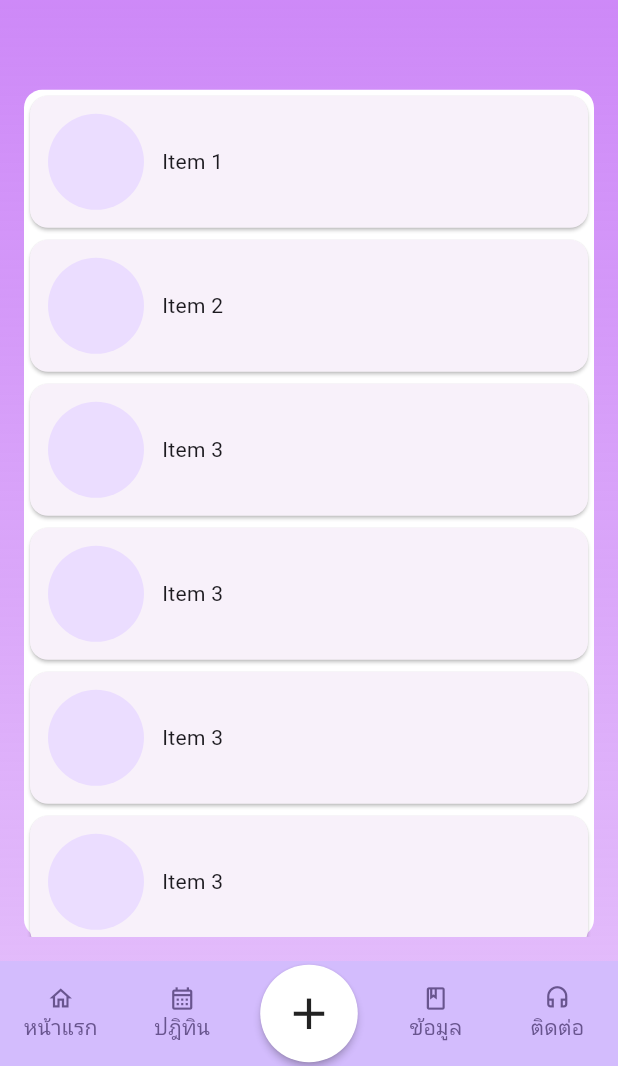
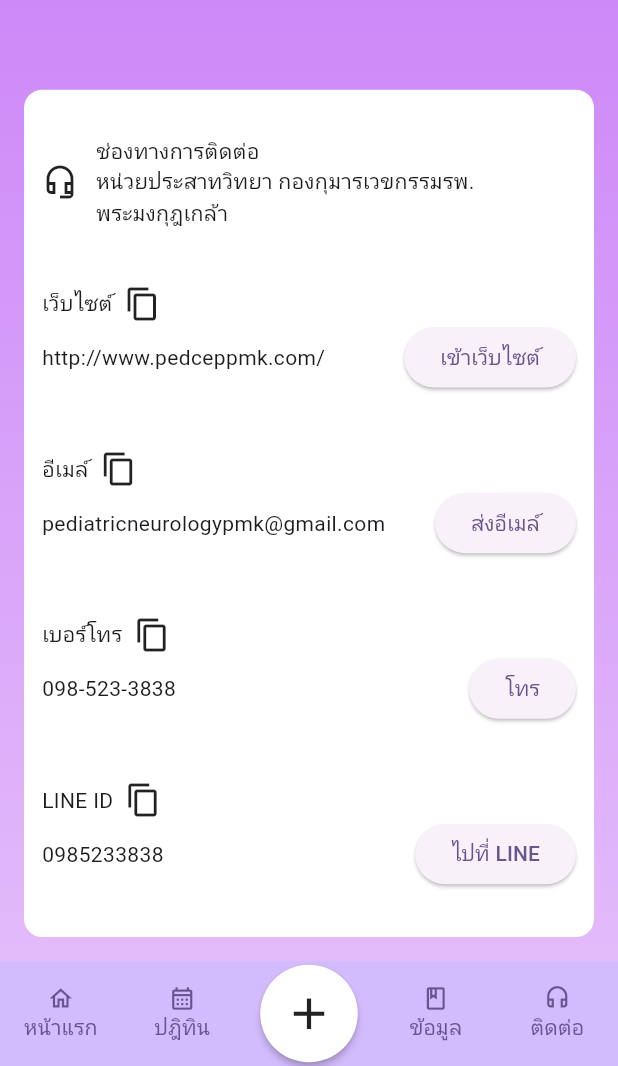
Before and after one commit to Leoevi/epilepsy_care_pmk, a Flutter app: the screen it shows after launch, item 5 of the bottom bar chosen, on a phone screen of 412 x 824 dp, the part 170-1236 px from its top. Run offline on Flutter 3.47's test engine with Material 3 defaults, Android fonts, the phone set to English and light mode, and no system bars; our stand-ins replace fl_chart, table_calendar.

Commit message:
refactor contacts to contact, roughly made the contact page, and refactor ColumnWithSpacings

```diff
--- /dev/null
+++ b/lib/custom_widgets/column_with_spacings.dart
@@ -0,0 +1,34 @@
+import 'package:flutter/material.dart';
+
+/// Column with spacings if there is space available,
+/// but becomes scrollable with no spacing if the content overflows.
+///
+/// Parent must have a non-infinite height (that means if this widget
+/// is used in another column, flex factor must be given.)
+///
+/// Copy from https://docs.flutter.dev/cookbook/lists/spaced-items
+class ColumnWithSpacings extends StatelessWidget {
+  const ColumnWithSpacings({
+    super.key,
+    required this.children,
+  });
+
+  final List<Widget> children;
+
+  @override
+  Widget build(BuildContext context) {
+    return LayoutBuilder(builder: (context, constraints) {
+      return SingleChildScrollView(
+        child: ConstrainedBox(
+          constraints: BoxConstraints(minHeight: constraints.maxHeight),
+          // LayoutBuilder must have a flex; otherwise, constraints.maxHeight will be Infinity
+          child: Column(
+            // Could change from col to Wrap if wanted to add spacing between children
+            mainAxisAlignment: MainAxisAlignment.spaceAround,
+            children: children,
+          ),
+        ),
+      );
+    });
+  }
+}
--- a/lib/main.dart
+++ b/lib/main.dart
@@ -1,6 +1,6 @@
 import 'package:epilepsy_care_pmk/screens/add_event/add_select.dart';
 import 'package:epilepsy_care_pmk/screens/calendar/calendar.dart';
-import 'package:epilepsy_care_pmk/screens/contacts/contacts.dart';
+import 'package:epilepsy_care_pmk/screens/contacts/contact.dart';
 import 'package:epilepsy_care_pmk/screens/home/home.dart';
 import 'package:epilepsy_care_pmk/screens/wiki/wiki.dart';
 import 'package:flutter/material.dart';
@@ -44,7 +44,7 @@ class _MyHomePageState extends State<MyHomePage> {
     const Home(),
     const Calendar(),
     const Wiki(),
-    const Contacts(),
+    const Contact(),
   ];
 
   // Use ElevatedButton.styleFrom instead of ButtonStyle: https://stackoverflow.com/questions/66542199/what-is-materialstatepropertycolor
--- a/lib/screens/commons/page_with_header_logo.dart
+++ b/lib/screens/commons/page_with_header_logo.dart
@@ -1,8 +1,10 @@
+import 'package:epilepsy_care_pmk/custom_widgets/column_with_spacings.dart';
 import 'package:flutter/material.dart';
 
 import '../../constants/padding_values.dart';
 
-/// A page with the PMK logo on top.
+/// A page with the PMK logo on top. This page is divided by flex
+/// So you can use [ColumnWithSpacings] as a child of this.
 ///
 /// The [child] is the actual content of the page.
 class PageWithHeaderLogo extends StatelessWidget {
--- /dev/null
+++ b/lib/screens/contacts/contact.dart
@@ -0,0 +1,86 @@
+import 'package:epilepsy_care_pmk/custom_widgets/column_with_spacings.dart';
+import 'package:epilepsy_care_pmk/screens/commons/page_with_header_logo.dart';
+import 'package:flutter/material.dart';
+
+import '../../constants/padding_values.dart';
+
+class Contact extends StatelessWidget {
+  const Contact({super.key});
+
+  @override
+  Widget build(BuildContext context) {
+    return PageWithHeaderLogo(
+      child: Container(
+        decoration: BoxDecoration(
+            color: Colors.white,
+            borderRadius: BorderRadius.circular(kMediumRoundedCornerRadius)),
+        child: Padding(
+          padding: const EdgeInsets.all(kMediumPadding),
+          child: ColumnWithSpacings(
+            children: [
+              Row(
+                children: [
+                  Icon(Icons.headset_mic_outlined),
+                  const SizedBox(
+                    width: kMediumPadding,
+                  ),
+                  Expanded(
+                    child: Column(
+                      crossAxisAlignment: CrossAxisAlignment.start,
+                      children: [
+                        Text("ช่องทางการติดต่อ"),
+                        Text("หน่วยประสาทวิทยา กองกุมารเวขกรรมรพ. พระมงกุฎเกล้า"),
+                      ],
+                    ),
+                  ),
+                ],
+              ),
+              ContactEntry(label: "เว็บไซต์", address: "http://www.pedceppmk.com/", buttonLabel: "เข้าเว็บไซต์"),
+              ContactEntry(label: "อีเมล์", address: "pediatricneurologypmk@gmail.com", buttonLabel: "ส่งอีเมล์"),
+              ContactEntry(label: "เบอร์โทร", address: "098-523-3838", buttonLabel: "โทร"),
+              ContactEntry(label: "LINE ID", address: "0985233838", buttonLabel: "ไปที่ LINE"),
+            ],
+          ),
+        )
+      ),
+    );
+  }
+}
+
+class ContactEntry extends StatelessWidget {
+  const ContactEntry({
+    super.key,
+    required this.label,
+    required this.address,
+    required this.buttonLabel,
+  });
+
+  final String label;
+  final String address;
+  final String buttonLabel;
+
+  @override
+  Widget build(BuildContext context) {
+    return Column(
+      children: [
+        Row(
+          children: [
+            Text(label),
+            SizedBox(width: kSmallPadding),
+            Icon(Icons.copy),  // TODO: make the copy button functional
+          ],
+        ),
+        Row(
+          mainAxisAlignment: MainAxisAlignment.spaceBetween,
+          children: [
+            Expanded(child: Text(address)),  // Wrap with expanded so that it can wrap to a newline instead of overflowing
+            ElevatedButton(
+              onPressed: () {},
+              child: Text(buttonLabel),
+            )
+          ],
+        ),
+      ],
+    );
+  }
+}
--- a/lib/screens/contacts/contacts.dart
+++ /dev/null
@@ -1,42 +0,0 @@
-import 'package:epilepsy_care_pmk/screens/commons/page_with_header_logo.dart';
-import 'package:flutter/material.dart';
-
-import '../../constants/padding_values.dart';
-import '../../custom_widgets/icon_label_detail_button.dart';
-
-class Contacts extends StatelessWidget {
-  const Contacts({Key? key}) : super(key: key);
-
-  @override
-  Widget build(BuildContext context) {
-    return PageWithHeaderLogo(
-      child: Container(
-        decoration: BoxDecoration(
-            color: Colors.white,
-            borderRadius: BorderRadius.circular(kMediumRoundedCornerRadius)),
-        child: LayoutBuilder(builder: (context, constraints) {
-          // From https://docs.flutter.dev/cookbook/lists/spaced-items
-          return SingleChildScrollView(
-            child: ConstrainedBox(
-              constraints: BoxConstraints(minHeight: constraints.maxHeight),
-              // LayoutBuilder must have a flex; otherwise, constraints.maxHeight will be Infinity
-              child: Column(
-                // Could change from col to Wrap if wanted to add spacing between children
-                mainAxisAlignment: MainAxisAlignment.spaceAround,
-                children: [
-                  IconLabelDetailButton(label: 'Item 1'),
-                  IconLabelDetailButton(label: 'Item 2'),
-                  IconLabelDetailButton(label: 'Item 3'),
-                  IconLabelDetailButton(label: 'Item 3'),
-                  IconLabelDetailButton(label: 'Item 3'),
-                  IconLabelDetailButton(label: 'Item 3'),
-                  IconLabelDetailButton(label: 'Item 3'),
-                ],
-              ),
-            ),
-          );
-        }),
-      ),
-    );
-  }
-}
--- a/lib/screens/wiki/wiki.dart
+++ b/lib/screens/wiki/wiki.dart
@@ -1,3 +1,4 @@
+import 'package:epilepsy_care_pmk/custom_widgets/column_with_spacings.dart';
 import 'package:epilepsy_care_pmk/screens/commons/page_with_header_logo.dart';
 import 'package:flutter/material.dart';
 
@@ -9,15 +10,7 @@ class Wiki extends StatelessWidget {
   @override
   Widget build(BuildContext context) {
     return PageWithHeaderLogo(
-      child: LayoutBuilder(builder: (context, constraints) {
-        // From https://docs.flutter.dev/cookbook/lists/spaced-items
-        return SingleChildScrollView(
-          child: ConstrainedBox(
-            constraints: BoxConstraints(minHeight: constraints.maxHeight),
-            // LayoutBuilder must have a flex; otherwise, constraints.maxHeight will be Infinity
-            child: Column(
-              // Could change from col to Wrap if wanted to add spacing between children
-              mainAxisAlignment: MainAxisAlignment.spaceAround,
+      child: ColumnWithSpacings(
         children: [
           IconLabelDetailButton(
               icon: Image(
@@ -32,10 +25,7 @@ class Wiki extends StatelessWidget {
           IconLabelDetailButton(label: 'Item 3'),
           IconLabelDetailButton(label: 'Item 3'),
         ],
-            ),
-          ),
-        );
-      }),
+      )
     );
   }
 }
```
Lines whose indentation alone changed are shown as unchanged.
